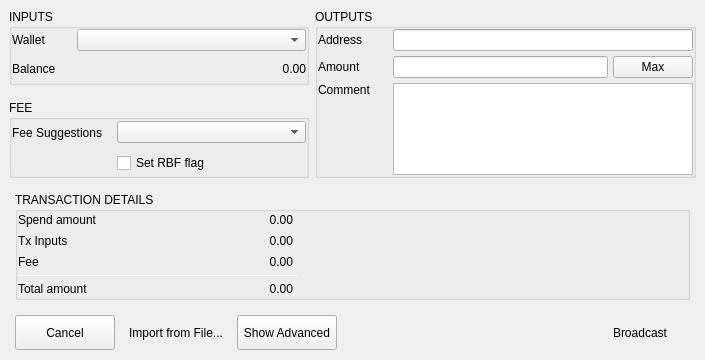
Before: the Qt Designer form BlockSettleUILib/CreateTransactionDialogSimple.ui in BlockSettle/terminal, drawn with Qt 5.
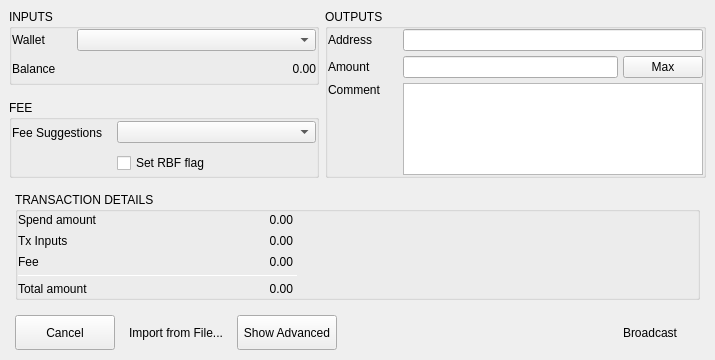
After: the same form once the commit is applied.

Commit message: Restored width.

The edit to the form file:
```diff
--- a/BlockSettleUILib/CreateTransactionDialogSimple.ui
+++ b/BlockSettleUILib/CreateTransactionDialogSimple.ui
@@ -6,7 +6,7 @@
    <rect>
     <x>0</x>
     <y>0</y>
-    <width>705</width>
+    <width>715</width>
     <height>360</height>
    </rect>
   </property>
```
The commit also changes 1 other file.
